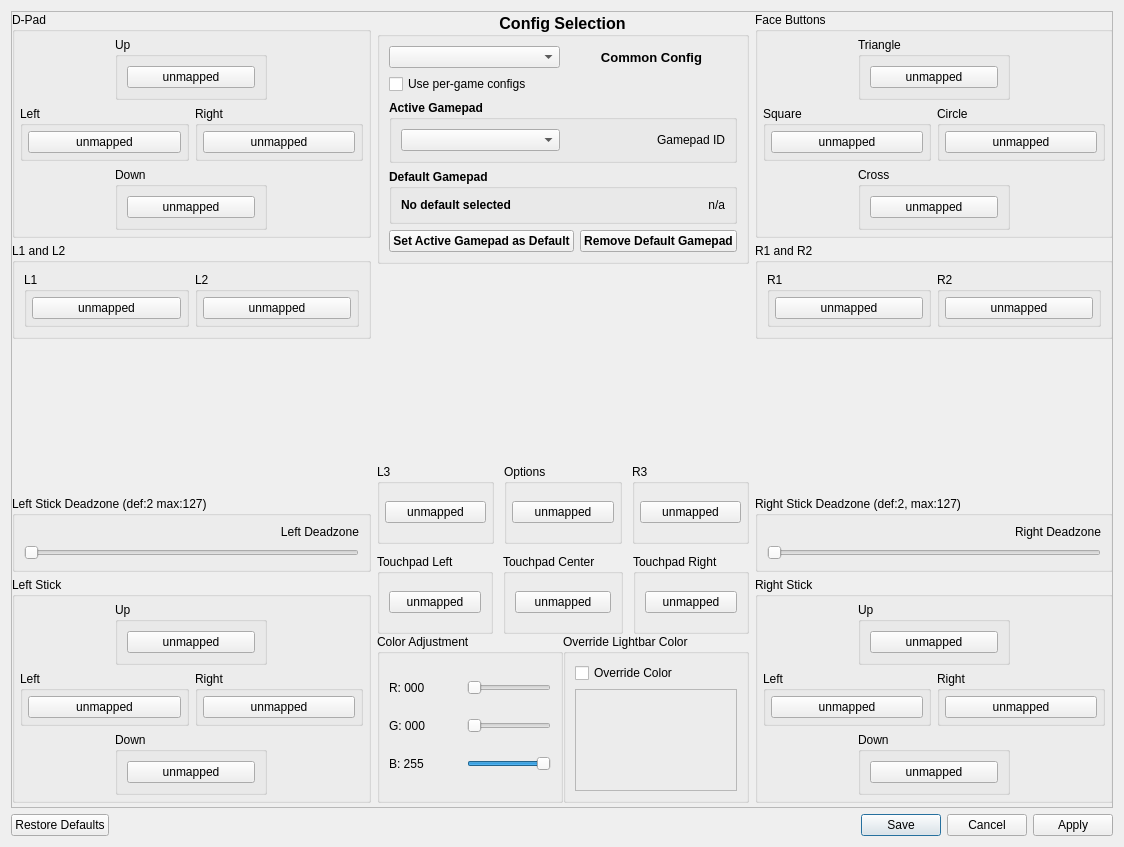
The window that settings/control_settings.ui (rainmakerv3/BB_Launcher) describes before a commit, drawn with Qt 5.
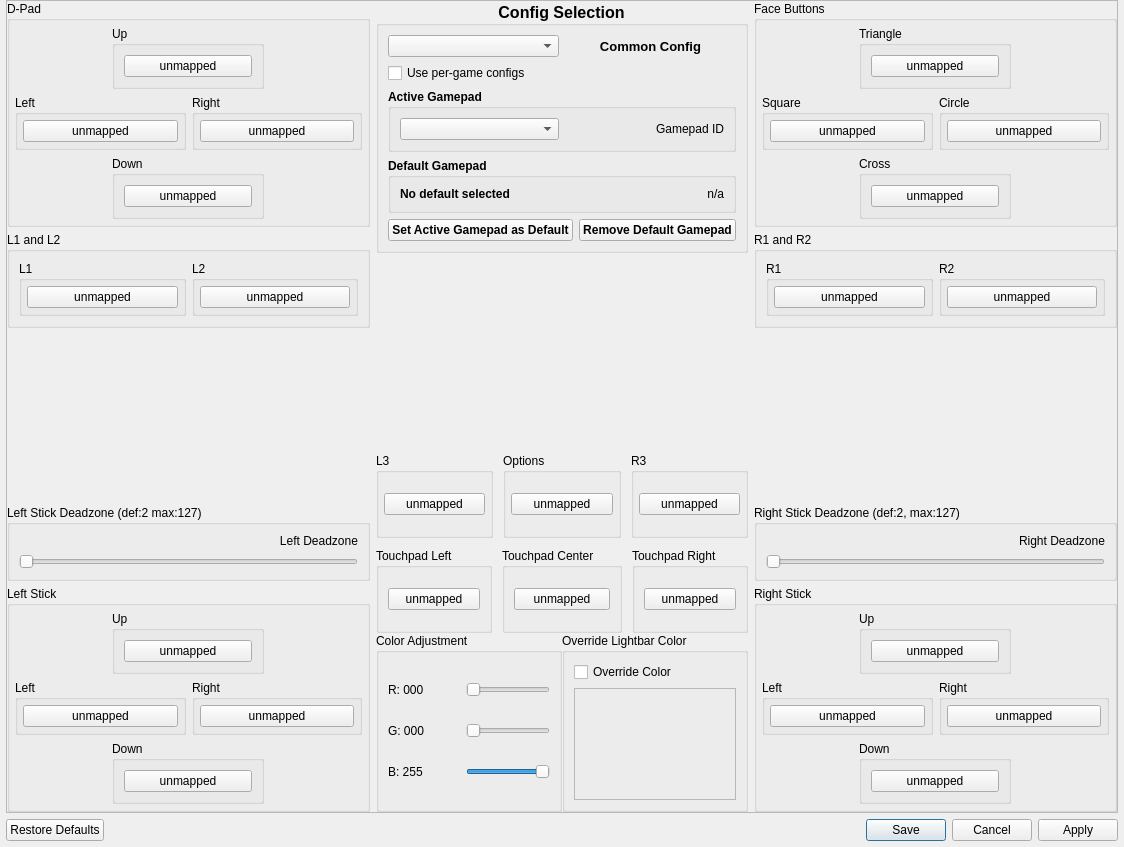
The same window after the commit. Icons and pictures are not drawn.

Diff of the .ui file:
```diff
--- a/settings/control_settings.ui
+++ b/settings/control_settings.ui
@@ -21,6 +21,18 @@
     <normaloff>:/rpcs3.ico</normaloff>:/rpcs3.ico</iconset>
   </property>
   <layout class="QVBoxLayout" name="verticalLayout">
+   <property name="leftMargin">
+    <number>6</number>
+   </property>
+   <property name="topMargin">
+    <number>0</number>
+   </property>
+   <property name="rightMargin">
+    <number>6</number>
+   </property>
+   <property name="bottomMargin">
+    <number>6</number>
+   </property>
    <item>
     <widget class="QScrollArea" name="scrollArea">
      <property name="widgetResizable">
@@ -31,19 +43,24 @@
        <rect>
         <x>0</x>
         <y>0</y>
-        <width>1104</width>
-        <height>797</height>
+        <width>1110</width>
+        <height>809</height>
        </rect>
       </property>
-      <widget class="QWidget" name="layoutWidget">
-       <property name="geometry">
-        <rect>
-         <x>0</x>
-         <y>0</y>
-         <width>1101</width>
-         <height>791</height>
-        </rect>
+      <layout class="QVBoxLayout" name="verticalLayout_4">
+       <property name="leftMargin">
+        <number>0</number>
        </property>
+       <property name="topMargin">
+        <number>0</number>
+       </property>
+       <property name="rightMargin">
+        <number>0</number>
+       </property>
+       <property name="bottomMargin">
+        <number>0</number>
+       </property>
+       <item>
        <layout class="QHBoxLayout" name="RemapLayout">
         <item>
          <layout class="QVBoxLayout" name="verticalLayout_left">
@@ -1665,7 +1682,8 @@
          </layout>
         </item>
        </layout>
-      </widget>
+       </item>
+      </layout>
      </widget>
     </widget>
    </item>
```
Lines whose indentation alone changed are shown as unchanged.
